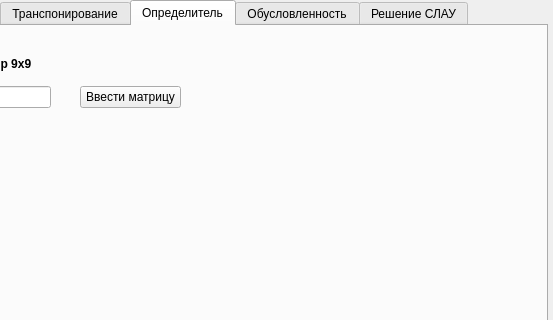
This is calc_ui.ui in SMALA-comand/Matrix_calculator as Qt 5 draws it before an edit; both pictures show x 162 to 715 and y 0 to 320 of the 715 by 553 pixel window. The edited form follows.
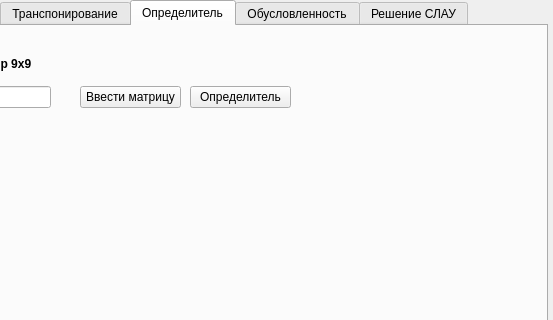
This is the edited form.

Commit message: Файл с ui нашего интерфейса

Diff of the .ui file:
```diff
--- a/calc_ui.ui
+++ b/calc_ui.ui
@@ -120,6 +120,22 @@
        <string>Ввести матрицу</string>
       </property>
      </widget>
+     <widget class="QPushButton" name="pushButton_2">
+      <property name="geometry">
+       <rect>
+        <x>340</x>
+        <y>60</y>
+        <width>101</width>
+        <height>22</height>
+       </rect>
+      </property>
+      <property name="acceptDrops">
+       <bool>false</bool>
+      </property>
+      <property name="text">
+       <string>Определитель</string>
+      </property>
+     </widget>
     </widget>
     <widget class="QWidget" name="tab4">
      <attribute name="title">
```
